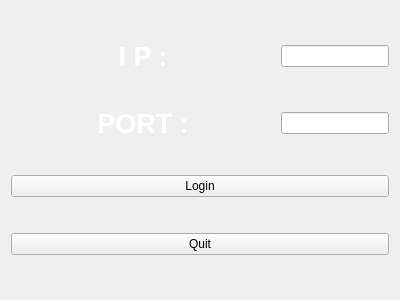
Above: client/src/user_interface/qt_windows/LoginServer.ui from dima1997/PORTAL_2D_copy before the change. Below: the same form after it.
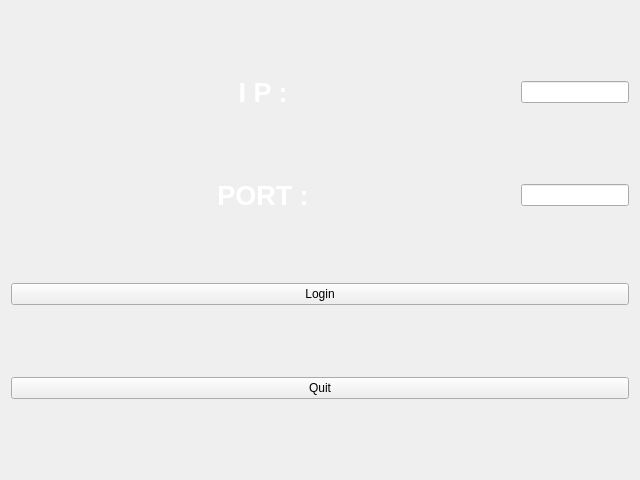
That is the form after the change.

```diff
--- a/client/src/user_interface/qt_windows/LoginServer.ui
+++ b/client/src/user_interface/qt_windows/LoginServer.ui
@@ -6,13 +6,16 @@
    <rect>
     <x>0</x>
     <y>0</y>
-    <width>400</width>
-    <height>300</height>
+    <width>640</width>
+    <height>480</height>
    </rect>
   </property>
   <property name="windowTitle">
    <string>Form</string>
   </property>
+  <property name="styleSheet">
+   <string notr="true"/>
+  </property>
   <layout class="QVBoxLayout" name="verticalLayout">
    <item>
     <layout class="QHBoxLayout" name="horizontalLayout" stretch="1,0">
```
